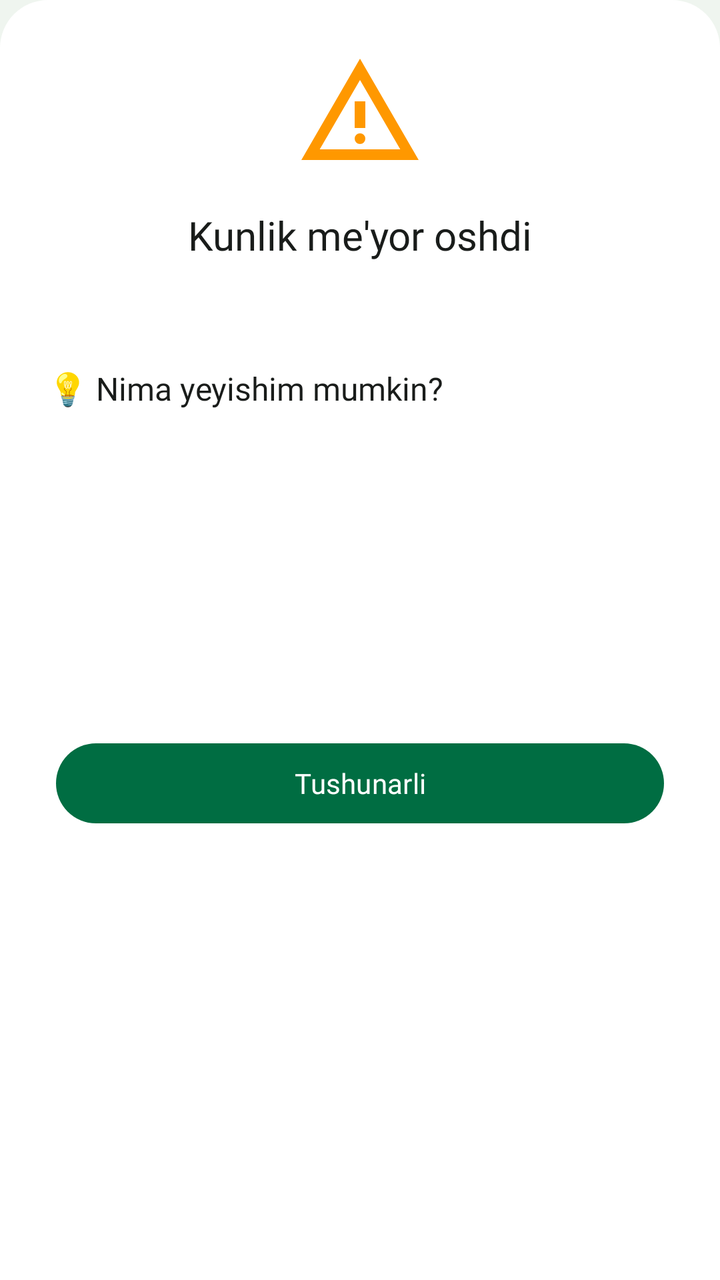
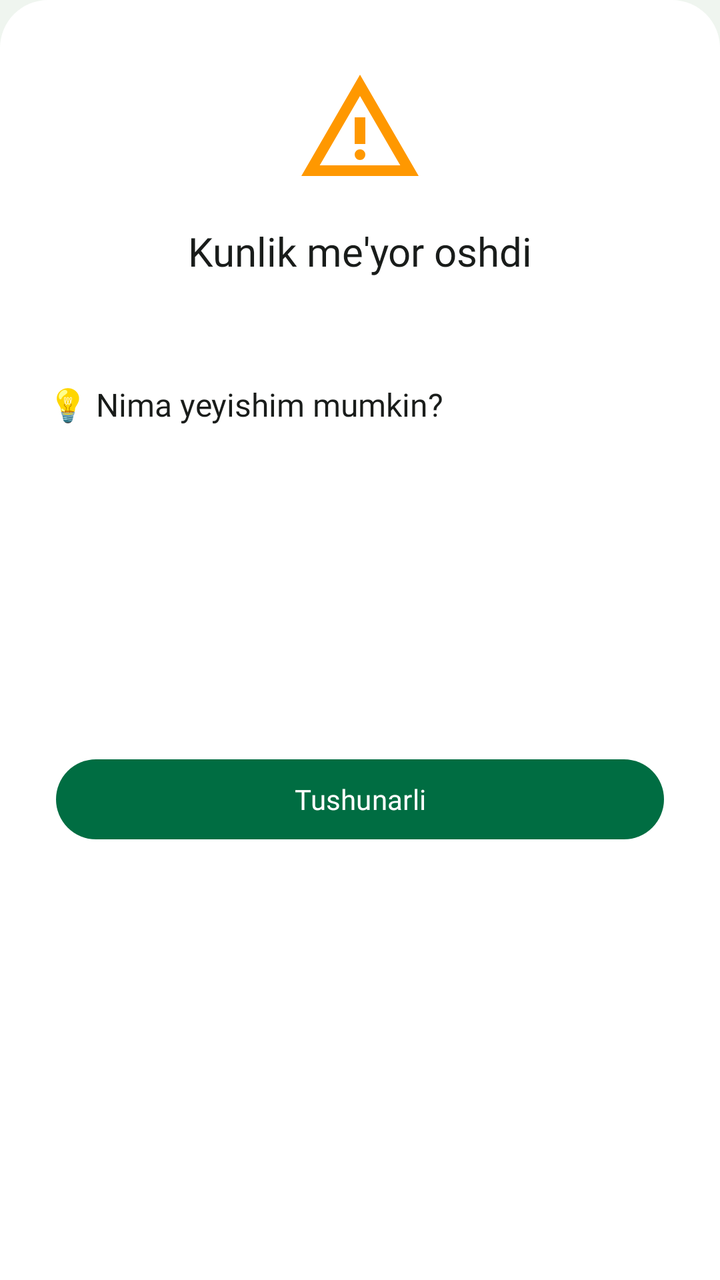

Before-and-after screenshots of an Android layout around one commit, followed by the original layout XML and the change that was made.
<!-- AndroidManifest.xml: application theme Theme.Ozamiz -->
<!-- res/layout/dialog_limit_exceeded.xml -->
<?xml version="1.0" encoding="utf-8"?>
<LinearLayout xmlns:android="http://schemas.android.com/apk/res/android"
    android:layout_width="match_parent"
    android:layout_height="wrap_content"
    android:background="@drawable/bg_bottom_sheet_rounded"
    android:orientation="vertical"
    android:padding="24dp">

    <ImageView
        android:id="@+id/icon_warning"
        android:layout_width="64dp"
        android:layout_height="64dp"
        android:layout_gravity="center"
        android:src="@drawable/warning_24px"
        app:tint="@color/orange"
        xmlns:app="http://schemas.android.com/apk/res-auto" />

    <TextView
        android:id="@+id/text_title"
        android:layout_width="match_parent"
        android:layout_height="wrap_content"
        android:layout_marginTop="16dp"
        android:fontFamily="@font/roboto_medium"
        android:gravity="center"
        android:text="@string/limit_exceeded_title"
        android:textColor="?attr/colorOnSurface"
        android:textSize="20sp" />

    <TextView
        android:id="@+id/text_message"
        android:layout_width="match_parent"
        android:layout_height="wrap_content"
        android:layout_marginTop="12dp"
        android:fontFamily="@font/roboto_regular"
        android:gravity="center"
        android:textColor="?attr/colorOnSurface"
        android:textSize="15sp"
        android:lineSpacingExtra="4dp" />

    <TextView
        android:id="@+id/text_advice_title"
        android:layout_width="match_parent"
        android:layout_height="wrap_content"
        android:layout_marginTop="20dp"
        android:fontFamily="@font/roboto_medium"
        android:text="@string/what_can_i_eat_now"
        android:textColor="?attr/colorOnSurface"
        android:textSize="16sp" />

    <TextView
        android:id="@+id/text_advice_item1"
        android:layout_width="match_parent"
        android:layout_height="wrap_content"
        android:layout_marginTop="12dp"
        android:fontFamily="@font/roboto_regular"
        android:textColor="?attr/colorOnSurface"
        android:textSize="16sp"
        android:lineSpacingExtra="2dp" />

    <TextView
        android:id="@+id/text_advice_item2"
        android:layout_width="match_parent"
        android:layout_height="wrap_content"
        android:layout_marginTop="8dp"
        android:fontFamily="@font/roboto_regular"
        android:textColor="?attr/colorOnSurface"
        android:textSize="16sp"
        android:lineSpacingExtra="2dp" />

    <TextView
        android:id="@+id/text_advice_item3"
        android:layout_width="match_parent"
        android:layout_height="wrap_content"
        android:layout_marginTop="8dp"
        android:fontFamily="@font/roboto_regular"
        android:textColor="?attr/colorOnSurface"
        android:textSize="16sp"
        android:lineSpacingExtra="2dp" />

    <TextView
        android:id="@+id/text_advice_footer"
        android:layout_width="match_parent"
        android:layout_height="wrap_content"
        android:layout_marginTop="@dimen/dimen_24"
        android:fontFamily="@font/roboto_regular"
        android:gravity="start"
        android:textColor="?attr/colorOnSurface"
        android:textSize="16sp" />

    <com.google.android.material.button.MaterialButton
        android:id="@+id/button_got_it"
        android:layout_width="match_parent"
        style="@style/FilledButton"
        android:layout_height="wrap_content"
        android:layout_marginTop="@dimen/dimen_24"
        android:text="@string/tushunarli"
        xmlns:app="http://schemas.android.com/apk/res-auto" />

</LinearLayout>
<!-- resources referenced by this layout -->
<resources>
  <color name="orange">#FF9800</color>
  <dimen name="dimen_24">24dp</dimen>
  <!-- drawable bg_bottom_sheet_rounded (drawable) -->
  <?xml version="1.0" encoding="utf-8"?>
  <shape xmlns:android="http://schemas.android.com/apk/res/android">
      <solid android:color="?attr/colorSurfaceContainerLowest"/>
      <corners
          android:topLeftRadius="24dp"
          android:topRightRadius="24dp" />
  </shape>
  <!-- drawable warning_24px (drawable) -->
  <vector xmlns:android="http://schemas.android.com/apk/res/android"
      android:width="24dp"
      android:height="24dp"
      android:viewportWidth="960"
      android:viewportHeight="960"
      android:tint="?attr/colorControlNormal">
    <path
        android:fillColor="@android:color/white"
        android:pathData="M40,840L480,80L920,840L40,840ZM178,760L782,760L480,240L178,760ZM480,720Q497,720 508.5,708.5Q520,697 520,680Q520,663 508.5,651.5Q497,640 480,640Q463,640 451.5,651.5Q440,663 440,680Q440,697 451.5,708.5Q463,720 480,720ZM440,600L520,600L520,400L440,400L440,600ZM480,500L480,500L480,500Z"/>
  </vector>
  <string name="limit_exceeded_title">Kunlik me\'yor oshdi</string>
  <string name="tushunarli">Tushunarli</string>
  <string name="what_can_i_eat_now">💡 Nima yeyishim mumkin?</string>
  <style name="FilledButton" parent="Widget.Material3.Button.IconButton.Filled">
          <item name="fontFamily">@font/roboto_medium</item>
      </style>
  <style name="Theme.Ozamiz" parent="Base.Ozamiz" />
  <color name="md_theme_light_surfaceContainer">#EFF5EF</color>
  <color name="md_theme_light_primary">#006D42</color>
  <color name="md_theme_light_onPrimary">#FFFFFF</color>
  <color name="md_theme_light_primaryContainer">#96F7B8</color>
  <color name="md_theme_light_onPrimaryContainer">#002111</color>
  <color name="md_theme_light_secondary">#4F6353</color>
  <color name="md_theme_light_onSecondary">#FFFFFF</color>
  <color name="md_theme_light_secondaryContainer">#D2E8D4</color>
  <color name="md_theme_light_onSecondaryContainer">#0D1F13</color>
  <color name="md_theme_light_tertiary">#3A646F</color>
  <color name="md_theme_light_onTertiary">#FFFFFF</color>
  <color name="md_theme_light_tertiaryContainer">#BEEAF7</color>
  <color name="md_theme_light_onTertiaryContainer">#001F25</color>
  <color name="md_theme_light_error">#BA1A1A</color>
  <color name="md_theme_light_onError">#FFFFFF</color>
  <color name="md_theme_light_errorContainer">#FFDAD6</color>
  <color name="md_theme_light_onErrorContainer">#410002</color>
  <color name="md_theme_light_surface">#FBFDF9</color>
  <color name="md_theme_light_onSurface">#191C1A</color>
  <color name="md_theme_light_surfaceVariant">#DBE5DD</color>
  <color name="md_theme_light_onSurfaceVariant">#404943</color>
  <color name="md_theme_light_outline">#707973</color>
  <color name="md_theme_light_surfaceContainerLowest">#FFFFFF</color>
  <color name="md_theme_light_surfaceContainerLow">#F5FBF5</color>
  <color name="md_theme_light_surfaceContainerHigh">#E9EFE9</color>
  <color name="md_theme_light_surfaceContainerHighest">#E3E9E3</color>
  <!-- unchanged entries left out for length: 1 -->
</resources>

<!-- the commit's change to res/layout/dialog_limit_exceeded.xml (unified diff, before → after) -->
@@ -4,7 +4,9 @@
     android:layout_height="wrap_content"
     android:background="@drawable/bg_bottom_sheet_rounded"
     android:orientation="vertical"
-    android:padding="24dp">
+    android:paddingHorizontal="24dp"
+    android:paddingTop="32dp"
+    android:paddingBottom="48dp">
 
     <ImageView
         android:id="@+id/icon_warning"
